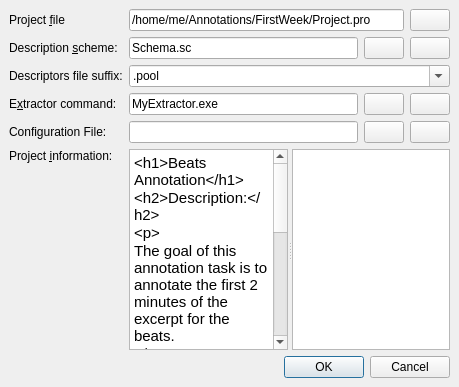
Before: the Qt Designer form Annotator/src/ProjectEditor.ui in clam-project/clam, drawn with Qt 5.
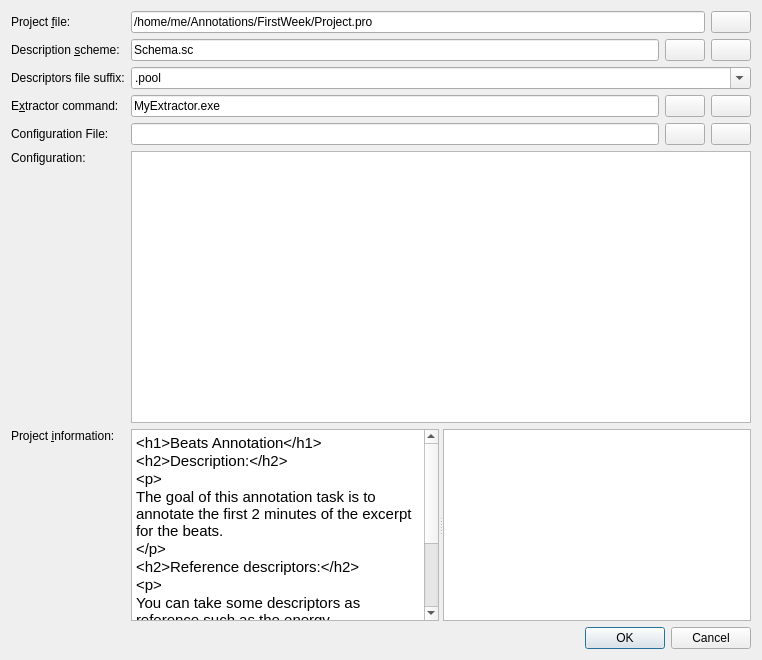
After: the same form once the commit is applied. Icons and pictures are not drawn.

Commit message: * Project.hxx: add an attribute: configuration  * ProjectEditor.ui: add QTextEdit 'configurationInfo'  * ProjectEditor.cxx & ProjectEditor.hxx: 'on_configurationInfo_textChanged'

The edit to the form file:
```diff
--- a/Annotator/src/ProjectEditor.ui
+++ b/Annotator/src/ProjectEditor.ui
@@ -5,129 +5,24 @@
    <rect>
     <x>0</x>
     <y>0</y>
-    <width>459</width>
-    <height>387</height>
+    <width>762</width>
+    <height>660</height>
    </rect>
   </property>
   <property name="windowTitle" >
    <string>Project Properties</string>
   </property>
   <layout class="QGridLayout" >
-   <property name="leftMargin" >
-    <number>9</number>
-   </property>
-   <property name="topMargin" >
-    <number>9</number>
-   </property>
-   <property name="rightMargin" >
-    <number>9</number>
-   </property>
-   <property name="bottomMargin" >
-    <number>9</number>
-   </property>
-   <property name="horizontalSpacing" >
-    <number>6</number>
-   </property>
-   <property name="verticalSpacing" >
-    <number>6</number>
-   </property>
-   <item row="5" column="0" >
-    <widget class="QLabel" name="label" >
+   <item row="0" column="0" >
+    <widget class="QLabel" name="label_5" >
      <property name="text" >
-      <string>Project &amp;information: </string>
-     </property>
-     <property name="alignment" >
-      <set>Qt::AlignLeading|Qt::AlignLeft|Qt::AlignTop</set>
+      <string>Project &amp;file:</string>
      </property>
      <property name="buddy" >
-      <cstring>suffix</cstring>
+      <cstring>projectFile</cstring>
      </property>
     </widget>
    </item>
-   <item row="5" column="1" >
-    <widget class="QSplitter" name="splitter" >
-     <property name="orientation" >
-      <enum>Qt::Horizontal</enum>
-     </property>
-     <widget class="QTextEdit" name="projectInfo" >
-      <property name="html" >
-       <string>&lt;html>&lt;head>&lt;meta name="qrichtext" content="1" />&lt;style type="text/css">
-p, li { white-space: pre-wrap; }
-&lt;/style>&lt;/head>&lt;body style=" font-family:'宋体'; font-size:9pt; font-weight:400; font-style:normal;">
-&lt;p style=" margin-top:0px; margin-bottom:0px; margin-left:0px; margin-right:0px; -qt-block-indent:0; text-indent:0px; font-family:'Sans Serif'; font-size:11pt;">&amp;lt;h1&amp;gt;Beats Annotation&amp;lt;/h1&amp;gt;&lt;/p>
-&lt;p style=" margin-top:0px; margin-bottom:0px; margin-left:0px; margin-right:0px; -qt-block-indent:0; text-indent:0px; font-family:'Sans Serif'; font-size:11pt;">&amp;lt;h2&amp;gt;Description:&amp;lt;/h2&amp;gt;&lt;/p>
-&lt;p style=" margin-top:0px; margin-bottom:0px; margin-left:0px; margin-right:0px; -qt-block-indent:0; text-indent:0px; font-family:'Sans Serif'; font-size:11pt;">&amp;lt;p&amp;gt;&lt;/p>
-&lt;p style=" margin-top:0px; margin-bottom:0px; margin-left:0px; margin-right:0px; -qt-block-indent:0; text-indent:0px; font-family:'Sans Serif'; font-size:11pt;">The goal of this annotation task is to annotate the first 2 minutes of the excerpt for the beats.&lt;/p>
-&lt;p style=" margin-top:0px; margin-bottom:0px; margin-left:0px; margin-right:0px; -qt-block-indent:0; text-indent:0px; font-family:'Sans Serif'; font-size:11pt;">&amp;lt;/p&amp;gt;&lt;/p>
-&lt;p style=" margin-top:0px; margin-bottom:0px; margin-left:0px; margin-right:0px; -qt-block-indent:0; text-indent:0px; font-family:'Sans Serif'; font-size:11pt;">&amp;lt;h2&amp;gt;Reference descriptors:&amp;lt;/h2&amp;gt;&lt;/p>
-&lt;p style=" margin-top:0px; margin-bottom:0px; margin-left:0px; margin-right:0px; -qt-block-indent:0; text-indent:0px; font-family:'Sans Serif'; font-size:11pt;">&amp;lt;p&amp;gt;&lt;/p>
-&lt;p style=" margin-top:0px; margin-bottom:0px; margin-left:0px; margin-right:0px; -qt-block-indent:0; text-indent:0px; font-family:'Sans Serif'; font-size:11pt;">You can take some descriptors as reference such as the energy.&lt;/p>
-&lt;p style=" margin-top:0px; margin-bottom:0px; margin-left:0px; margin-right:0px; -qt-block-indent:0; text-indent:0px; font-family:'Sans Serif'; font-size:11pt;">Consider that such descriptors are computed every 2048 samples so their precission may be not as accurate as it seems.&lt;/p>
-&lt;p style=" margin-top:0px; margin-bottom:0px; margin-left:0px; margin-right:0px; -qt-block-indent:0; text-indent:0px; font-family:'Sans Serif'; font-size:11pt;">&amp;lt;/p&amp;gt;&lt;/p>
-&lt;p style="-qt-paragraph-type:empty; margin-top:0px; margin-bottom:0px; margin-left:0px; margin-right:0px; -qt-block-indent:0; text-indent:0px; font-family:'Sans Serif'; font-size:11pt;">&lt;/p>&lt;/body>&lt;/html></string>
-      </property>
-      <property name="acceptRichText" >
-       <bool>false</bool>
-      </property>
-     </widget>
-     <widget class="QTextBrowser" name="htmlPreview" />
-    </widget>
-   </item>
-   <item row="3" column="1" >
-    <layout class="QHBoxLayout" >
-     <property name="spacing" >
-      <number>6</number>
-     </property>
-     <property name="leftMargin" >
-      <number>0</number>
-     </property>
-     <property name="topMargin" >
-      <number>0</number>
-     </property>
-     <property name="rightMargin" >
-      <number>0</number>
-     </property>
-     <property name="bottomMargin" >
-      <number>0</number>
-     </property>
-     <item>
-      <widget class="QLineEdit" name="extractor" >
-       <property name="text" >
-        <string>MyExtractor.exe</string>
-       </property>
-      </widget>
-     </item>
-     <item>
-      <widget class="QPushButton" name="extractorEditButton" >
-       <property name="toolTip" >
-        <string>Execute with a sample wave</string>
-       </property>
-       <property name="icon" >
-        <iconset resource="images.qrc" >:/icons/images/gear.png</iconset>
-       </property>
-      </widget>
-     </item>
-     <item>
-      <widget class="QPushButton" name="extractorBrowseButton" >
-       <property name="icon" >
-        <iconset resource="images.qrc" >:/icons/images/fileopen.png</iconset>
-       </property>
-      </widget>
-     </item>
-    </layout>
-   </item>
-   <item row="2" column="1" >
-    <widget class="QComboBox" name="suffix" >
-     <property name="editable" >
-      <bool>true</bool>
-     </property>
-     <item>
-      <property name="text" >
-       <string>.pool</string>
-      </property>
-     </item>
-    </widget>
-   </item>
    <item row="0" column="1" >
     <layout class="QHBoxLayout" >
      <property name="spacing" >
@@ -164,6 +59,16 @@
      </item>
     </layout>
    </item>
+   <item row="1" column="0" >
+    <widget class="QLabel" name="label_2" >
+     <property name="text" >
+      <string>Description &amp;scheme:</string>
+     </property>
+     <property name="buddy" >
+      <cstring>extractorEditButton</cstring>
+     </property>
+    </widget>
+   </item>
    <item row="1" column="1" >
     <layout class="QHBoxLayout" >
      <property name="spacing" >
@@ -214,14 +119,16 @@
      </property>
     </widget>
    </item>
-   <item row="0" column="0" >
-    <widget class="QLabel" name="label_5" >
-     <property name="text" >
-      <string>Project &amp;file</string>
+   <item row="2" column="1" >
+    <widget class="QComboBox" name="suffix" >
+     <property name="editable" >
+      <bool>true</bool>
      </property>
-     <property name="buddy" >
-      <cstring>projectFile</cstring>
-     </property>
+     <item>
+      <property name="text" >
+       <string>.pool</string>
+      </property>
+     </item>
     </widget>
    </item>
    <item row="3" column="0" >
@@ -234,15 +141,48 @@
      </property>
     </widget>
    </item>
-   <item row="1" column="0" >
-    <widget class="QLabel" name="label_2" >
-     <property name="text" >
-      <string>Description &amp;scheme:</string>
+   <item row="3" column="1" >
+    <layout class="QHBoxLayout" >
+     <property name="spacing" >
+      <number>6</number>
      </property>
-     <property name="buddy" >
-      <cstring>extractorEditButton</cstring>
+     <property name="leftMargin" >
+      <number>0</number>
      </property>
-    </widget>
+     <property name="topMargin" >
+      <number>0</number>
+     </property>
+     <property name="rightMargin" >
+      <number>0</number>
+     </property>
+     <property name="bottomMargin" >
+      <number>0</number>
+     </property>
+     <item>
+      <widget class="QLineEdit" name="extractor" >
+       <property name="text" >
+        <string>MyExtractor.exe</string>
+       </property>
+      </widget>
+     </item>
+     <item>
+      <widget class="QPushButton" name="extractorEditButton" >
+       <property name="toolTip" >
+        <string>Execute with a sample wave</string>
+       </property>
+       <property name="icon" >
+        <iconset resource="images.qrc" >:/icons/images/gear.png</iconset>
+       </property>
+      </widget>
+     </item>
+     <item>
+      <widget class="QPushButton" name="extractorBrowseButton" >
+       <property name="icon" >
+        <iconset resource="images.qrc" >:/icons/images/fileopen.png</iconset>
+       </property>
+      </widget>
+     </item>
+    </layout>
    </item>
    <item row="4" column="0" >
     <widget class="QLabel" name="label_6" >
@@ -294,7 +234,75 @@
      </item>
     </layout>
    </item>
-   <item row="6" column="0" colspan="2" >
+   <item row="5" column="0" >
+    <widget class="QLabel" name="label_7" >
+     <property name="text" >
+      <string>Configuration: </string>
+     </property>
+     <property name="alignment" >
+      <set>Qt::AlignLeading|Qt::AlignLeft|Qt::AlignTop</set>
+     </property>
+     <property name="buddy" >
+      <cstring>suffix</cstring>
+     </property>
+    </widget>
+   </item>
+   <item row="5" column="1" >
+    <widget class="QTextEdit" name="configurationInfo" >
+     <property name="html" >
+      <string>&lt;html>&lt;head>&lt;meta name="qrichtext" content="1" />&lt;style type="text/css">
+p, li { white-space: pre-wrap; }
+&lt;/style>&lt;/head>&lt;body style=" font-family:'宋体'; font-size:9pt; font-weight:400; font-style:normal;">
+&lt;p style="-qt-paragraph-type:empty; margin-top:0px; margin-bottom:0px; margin-left:0px; margin-right:0px; -qt-block-indent:0; text-indent:0px;">&lt;/p>&lt;/body>&lt;/html></string>
+     </property>
+     <property name="acceptRichText" >
+      <bool>false</bool>
+     </property>
+    </widget>
+   </item>
+   <item row="6" column="0" >
+    <widget class="QLabel" name="label" >
+     <property name="text" >
+      <string>Project &amp;information: </string>
+     </property>
+     <property name="alignment" >
+      <set>Qt::AlignLeading|Qt::AlignLeft|Qt::AlignTop</set>
+     </property>
+     <property name="buddy" >
+      <cstring>suffix</cstring>
+     </property>
+    </widget>
+   </item>
+   <item row="6" column="1" >
+    <widget class="QSplitter" name="splitter" >
+     <property name="orientation" >
+      <enum>Qt::Horizontal</enum>
+     </property>
+     <widget class="QTextEdit" name="projectInfo" >
+      <property name="html" >
+       <string>&lt;html>&lt;head>&lt;meta name="qrichtext" content="1" />&lt;style type="text/css">
+p, li { white-space: pre-wrap; }
+&lt;/style>&lt;/head>&lt;body style=" font-family:'宋体'; font-size:9pt; font-weight:400; font-style:normal;">
+&lt;p style=" margin-top:0px; margin-bottom:0px; margin-left:0px; margin-right:0px; -qt-block-indent:0; text-indent:0px; font-family:'Sans Serif'; font-size:11pt;">&amp;lt;h1&amp;gt;Beats Annotation&amp;lt;/h1&amp;gt;&lt;/p>
+&lt;p style=" margin-top:0px; margin-bottom:0px; margin-left:0px; margin-right:0px; -qt-block-indent:0; text-indent:0px; font-family:'Sans Serif'; font-size:11pt;">&amp;lt;h2&amp;gt;Description:&amp;lt;/h2&amp;gt;&lt;/p>
+&lt;p style=" margin-top:0px; margin-bottom:0px; margin-left:0px; margin-right:0px; -qt-block-indent:0; text-indent:0px; font-family:'Sans Serif'; font-size:11pt;">&amp;lt;p&amp;gt;&lt;/p>
+&lt;p style=" margin-top:0px; margin-bottom:0px; margin-left:0px; margin-right:0px; -qt-block-indent:0; text-indent:0px; font-family:'Sans Serif'; font-size:11pt;">The goal of this annotation task is to annotate the first 2 minutes of the excerpt for the beats.&lt;/p>
+&lt;p style=" margin-top:0px; margin-bottom:0px; margin-left:0px; margin-right:0px; -qt-block-indent:0; text-indent:0px; font-family:'Sans Serif'; font-size:11pt;">&amp;lt;/p&amp;gt;&lt;/p>
+&lt;p style=" margin-top:0px; margin-bottom:0px; margin-left:0px; margin-right:0px; -qt-block-indent:0; text-indent:0px; font-family:'Sans Serif'; font-size:11pt;">&amp;lt;h2&amp;gt;Reference descriptors:&amp;lt;/h2&amp;gt;&lt;/p>
+&lt;p style=" margin-top:0px; margin-bottom:0px; margin-left:0px; margin-right:0px; -qt-block-indent:0; text-indent:0px; font-family:'Sans Serif'; font-size:11pt;">&amp;lt;p&amp;gt;&lt;/p>
+&lt;p style=" margin-top:0px; margin-bottom:0px; margin-left:0px; margin-right:0px; -qt-block-indent:0; text-indent:0px; font-family:'Sans Serif'; font-size:11pt;">You can take some descriptors as reference such as the energy.&lt;/p>
+&lt;p style=" margin-top:0px; margin-bottom:0px; margin-left:0px; margin-right:0px; -qt-block-indent:0; text-indent:0px; font-family:'Sans Serif'; font-size:11pt;">Consider that such descriptors are computed every 2048 samples so their precission may be not as accurate as it seems.&lt;/p>
+&lt;p style=" margin-top:0px; margin-bottom:0px; margin-left:0px; margin-right:0px; -qt-block-indent:0; text-indent:0px; font-family:'Sans Serif'; font-size:11pt;">&amp;lt;/p&amp;gt;&lt;/p>
+&lt;p style="-qt-paragraph-type:empty; margin-top:0px; margin-bottom:0px; margin-left:0px; margin-right:0px; -qt-block-indent:0; text-indent:0px; font-family:'Sans Serif'; font-size:11pt;">&lt;/p>&lt;/body>&lt;/html></string>
+      </property>
+      <property name="acceptRichText" >
+       <bool>false</bool>
+      </property>
+     </widget>
+     <widget class="QTextBrowser" name="htmlPreview" />
+    </widget>
+   </item>
+   <item row="7" column="0" colspan="2" >
     <widget class="QDialogButtonBox" name="buttonBox" >
      <property name="standardButtons" >
       <set>QDialogButtonBox::Cancel|QDialogButtonBox::NoButton|QDialogButtonBox::Ok</set>
```
The commit also changes 3 other files.
